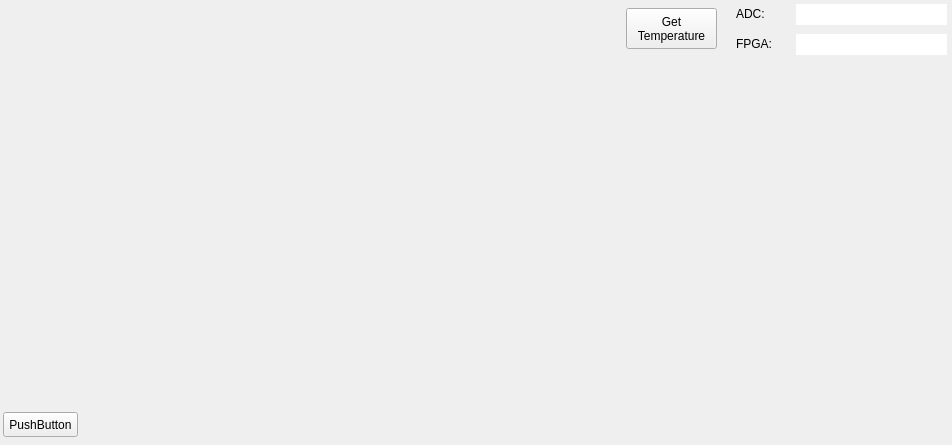
Before: the Qt Designer form slsDetectorGui/forms/form_tab_advanced.ui in slsdetectorgroup/slsDetectorPackage, drawn with Qt 5.
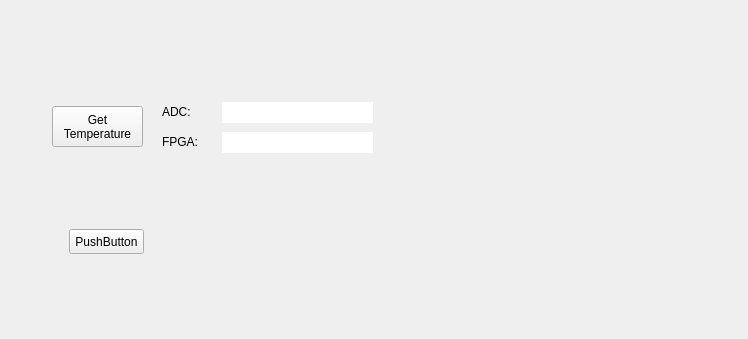
After: the same form once the commit is applied.

Diff of the .ui file:
```diff
--- a/slsDetectorGui/forms/form_tab_advanced.ui
+++ b/slsDetectorGui/forms/form_tab_advanced.ui
@@ -6,20 +6,26 @@
    <rect>
     <x>0</x>
     <y>0</y>
-    <width>952</width>
-    <height>445</height>
+    <width>748</width>
+    <height>339</height>
    </rect>
   </property>
+  <property name="sizePolicy">
+   <sizepolicy hsizetype="Preferred" vsizetype="Fixed">
+    <horstretch>0</horstretch>
+    <verstretch>0</verstretch>
+   </sizepolicy>
+  </property>
   <property name="minimumSize">
    <size>
-    <width>952</width>
-    <height>445</height>
+    <width>0</width>
+    <height>0</height>
    </size>
   </property>
   <property name="maximumSize">
    <size>
-    <width>952</width>
-    <height>445</height>
+    <width>1000</width>
+    <height>1000</height>
    </size>
   </property>
   <property name="windowTitle">
@@ -28,8 +34,8 @@
   <widget class="QPushButton" name="pushButton">
    <property name="geometry">
     <rect>
-     <x>3</x>
-     <y>412</y>
+     <x>69</x>
+     <y>229</y>
      <width>75</width>
      <height>25</height>
     </rect>
@@ -41,8 +47,8 @@
   <widget class="QPushButton" name="btnTemp">
    <property name="geometry">
     <rect>
-     <x>626</x>
-     <y>8</y>
+     <x>52</x>
+     <y>106</y>
      <width>91</width>
      <height>41</height>
     </rect>
@@ -61,8 +67,8 @@
   <widget class="QLineEdit" name="dispTempFpga">
    <property name="geometry">
     <rect>
-     <x>796</x>
-     <y>34</y>
+     <x>222</x>
+     <y>132</y>
      <width>151</width>
      <height>21</height>
     </rect>
@@ -84,8 +90,8 @@
   <widget class="QLabel" name="label_10">
    <property name="geometry">
     <rect>
-     <x>736</x>
-     <y>4</y>
+     <x>162</x>
+     <y>102</y>
      <width>41</width>
      <height>20</height>
     </rect>
@@ -97,8 +103,8 @@
   <widget class="QLabel" name="label_11">
    <property name="geometry">
     <rect>
-     <x>736</x>
-     <y>34</y>
+     <x>162</x>
+     <y>132</y>
      <width>41</width>
      <height>20</height>
     </rect>
@@ -110,8 +116,8 @@
   <widget class="QLineEdit" name="dispTempAdc">
    <property name="geometry">
     <rect>
-     <x>796</x>
-     <y>4</y>
+     <x>222</x>
+     <y>102</y>
      <width>151</width>
      <height>21</height>
     </rect>
```
